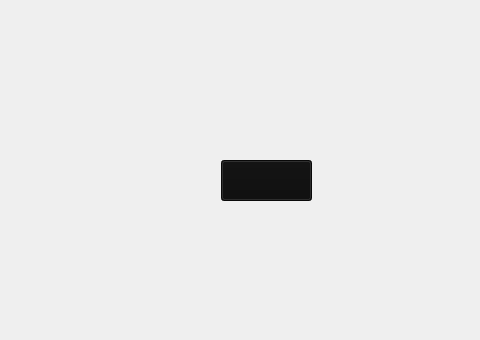
GiovanniRaseraF/santoka_qt, file apps/infinitethreaddataread/mainwindow.ui: the form before one commit; both pictures show x 189 to 669 and y 0 to 340 of the 669 by 424 pixel window.
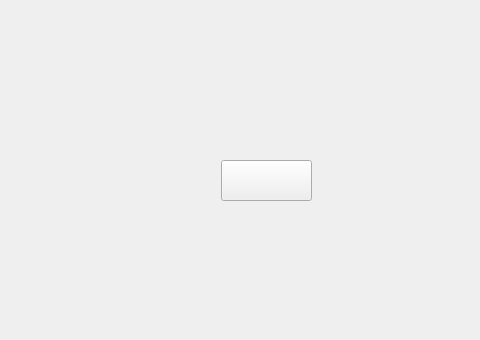
The form after the commit. Icons and pictures are not drawn.

Commit message: apps: added image in button

```diff
--- a/apps/infinitethreaddataread/mainwindow.ui
+++ b/apps/infinitethreaddataread/mainwindow.ui
@@ -24,7 +24,7 @@
      </rect>
     </property>
     <property name="styleSheet">
-     <string notr="true">background-color: rgba(13, 13, 13,255);</string>
+     <string notr="true">background-image: url(:/images/cruscotto.jpeg)</string>
     </property>
     <property name="text">
      <string/>
```
